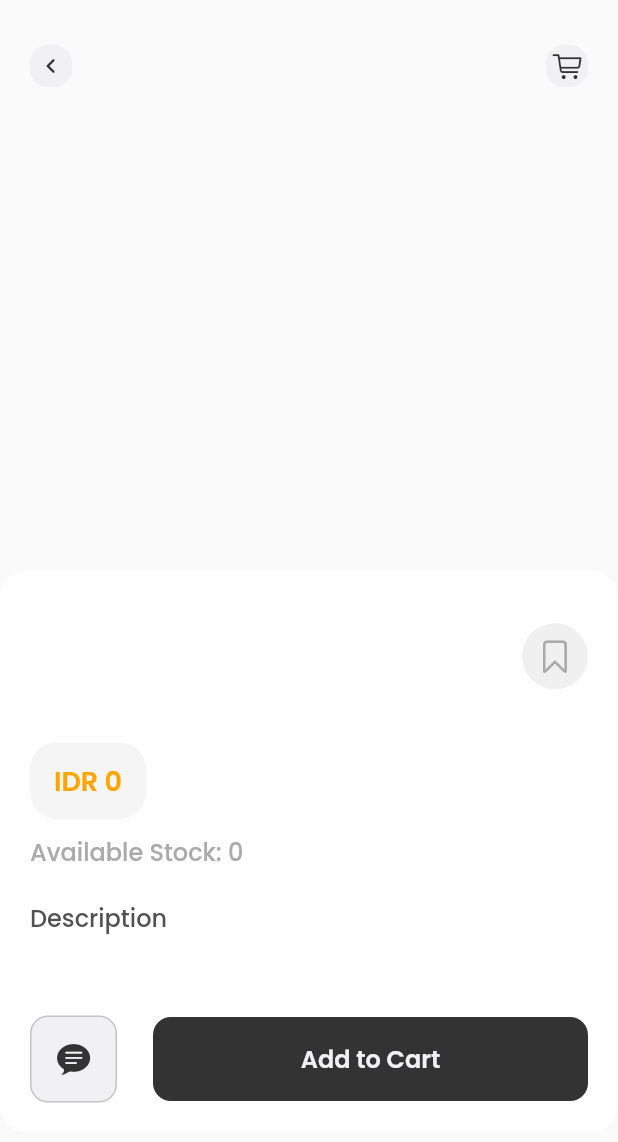
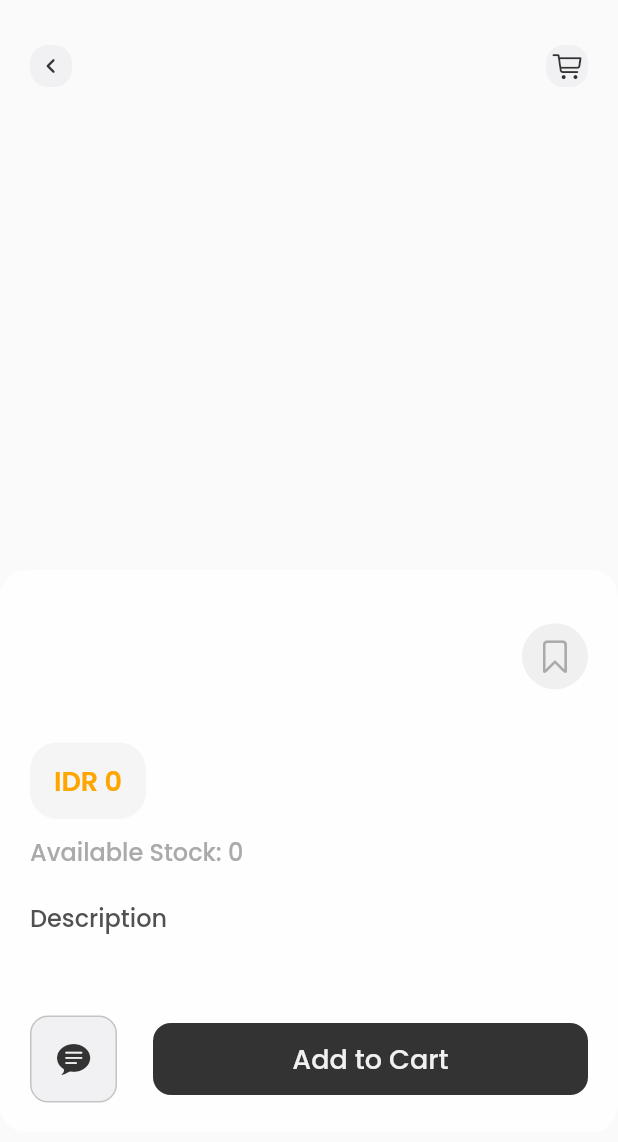
Before and after one commit to zaeroblitz/mechaku_blocs, a Flutter app: the ProductDetailPage screen opened directly with empty values, on a phone screen of 412 x 824 dp. Shown: the top 1142 px of the screen. Run offline on Flutter 3.47's test engine with Material 2 defaults, Android fonts, the phone set to English and light mode, and no system bars; drawn by our look-alikes of carousel_slider; our stand-ins replace bloc, cached_network_image, cloud_firestore, equatable, firebase_auth, firebase_core and 8 more; accounts and stored records are empty; network calls fail.

```diff
--- a/lib/views/pages/product_detail_page.dart
+++ b/lib/views/pages/product_detail_page.dart
@@ -276,23 +276,9 @@ class _ProductDetailPageState extends State<ProductDetailPage> {
 
               // Add to Cart Button
               Expanded(
-                child: GestureDetector(
-                  onTap: () {},
-                  child: Container(
-                    padding: EdgeInsets.all(16),
-                    decoration: BoxDecoration(
-                      color: blackColor2,
-                      borderRadius: BorderRadius.circular(12),
-                    ),
-                    child: Text(
-                      'Add to Cart',
-                      textAlign: TextAlign.center,
-                      style: whiteTextStyle1.copyWith(
-                        fontSize: 16,
-                        fontWeight: semiBold,
-                      ),
-                    ),
-                  ),
+                child: CustomButton(
+                  onPressed: () {},
+                  text: 'Add to Cart',
                 ),
               ),
             ],
--- a/lib/views/widgets/widgets.dart
+++ b/lib/views/widgets/widgets.dart
@@ -18,4 +18,5 @@ part 'custom_button.dart';
 part 'best_seller_item.dart';
 part 'new_arrival_item.dart';
 part 'custom_text_field.dart';
+part 'product_not_found.dart';
 part 'custom_alert_dialog.dart';
```
Also changed, not shown: lib/views/pages/category_page.dart (+15 -41 lines), lib/views/pages/search_page.dart (+1 -14 lines), lib/views/widgets/product_not_found.dart (added, +32 -0 lines), assets/no_data.png (added).
